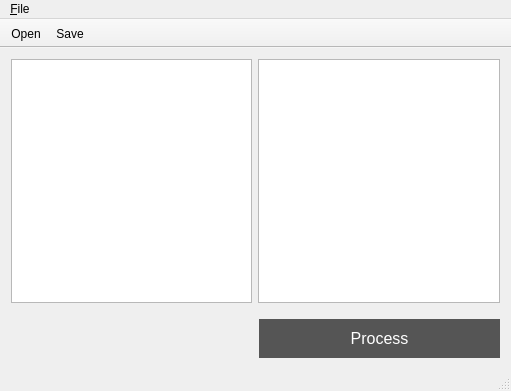
Above: mainwindow.ui from Morgbn/SOM-image-processing before the change. Below: the same form after it.
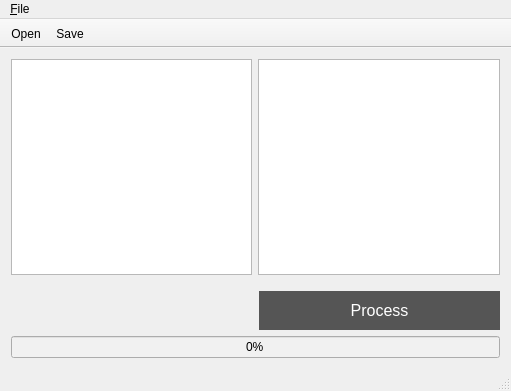
That is the form after the change. Icons and pictures are not drawn.

Diff of the .ui file:
```diff
--- a/mainwindow.ui
+++ b/mainwindow.ui
@@ -89,6 +89,34 @@
       </item>
      </layout>
     </item>
+    <item row="1" column="0">
+     <widget class="QProgressBar" name="progressBar">
+      <property name="enabled">
+       <bool>true</bool>
+      </property>
+      <property name="autoFillBackground">
+       <bool>false</bool>
+      </property>
+      <property name="styleSheet">
+       <string notr="true">QProgressBar {
+	color: #000;
+    background-color: #f1f1f1;
+	text-align: center;
+}
+
+QProgressBar::chunk {
+	color: #fff;
+    background-color: #4CAF50;
+}</string>
+      </property>
+      <property name="value">
+       <number>0</number>
+      </property>
+      <property name="textVisible">
+       <bool>true</bool>
+      </property>
+     </widget>
+    </item>
    </layout>
   </widget>
   <widget class="QMenuBar" name="menuBar">
```
